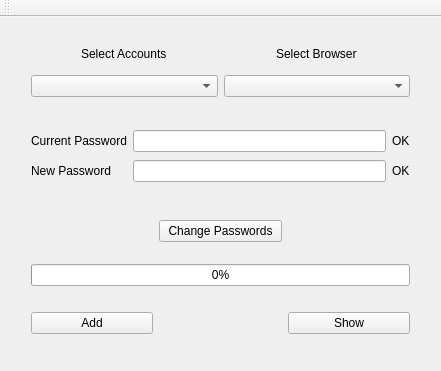
First picture: the form in ui/mainwindow.ui, repository QVllasa/PasswordManager, before the edit.
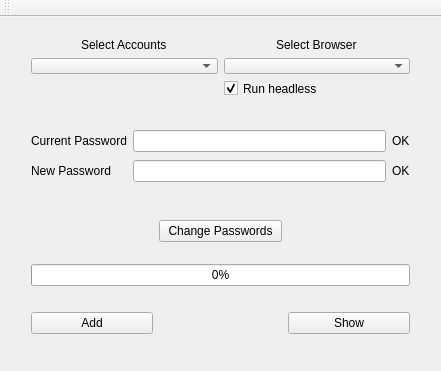
Second picture: the form after the edit.

Patch:
```diff
--- a/ui/mainwindow.ui
+++ b/ui/mainwindow.ui
@@ -75,6 +75,19 @@
        </property>
       </widget>
      </item>
+     <item row="2" column="1">
+      <widget class="QCheckBox" name="checkBox">
+       <property name="text">
+        <string>Run headless</string>
+       </property>
+       <property name="checkable">
+        <bool>true</bool>
+       </property>
+       <property name="checked">
+        <bool>true</bool>
+       </property>
+      </widget>
+     </item>
     </layout>
    </widget>
    <widget class="QWidget" name="gridLayoutWidget_2">
```
Left out of the diff: 14 changed lines with no effect on the pictures.
